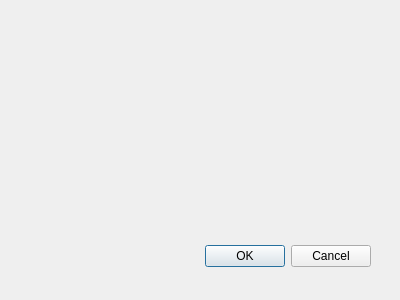
Before: the Qt Designer form src/loggingdialog.ui in jasondegraw/WeatherExplorer, drawn with Qt 5.
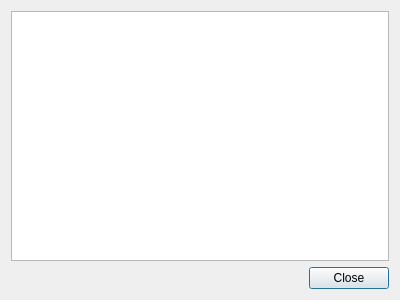
After: the same form once the commit is applied.

```diff
--- a/src/loggingdialog.ui
+++ b/src/loggingdialog.ui
@@ -15,22 +15,21 @@
   <property name="windowTitle">
    <string>Dialog</string>
   </property>
+  <layout class="QVBoxLayout" name="verticalLayout">
+   <item>
+    <widget class="QTextEdit" name="textEdit"/>
+   </item>
+   <item>
   <widget class="QDialogButtonBox" name="buttonBox">
-   <property name="geometry">
-    <rect>
-     <x>30</x>
-     <y>240</y>
-     <width>341</width>
-     <height>32</height>
-    </rect>
-   </property>
    <property name="orientation">
     <enum>Qt::Horizontal</enum>
    </property>
    <property name="standardButtons">
-    <set>QDialogButtonBox::Cancel|QDialogButtonBox::Ok</set>
-   </property>
-  </widget>
+      <set>QDialogButtonBox::Close</set>
+     </property>
+    </widget>
+   </item>
+  </layout>
  </widget>
  <pixmapfunction/>
  <resources/>
```
Left out of the diff: 5 changed lines with no effect on the pictures. Lines whose indentation alone changed are shown as unchanged.
